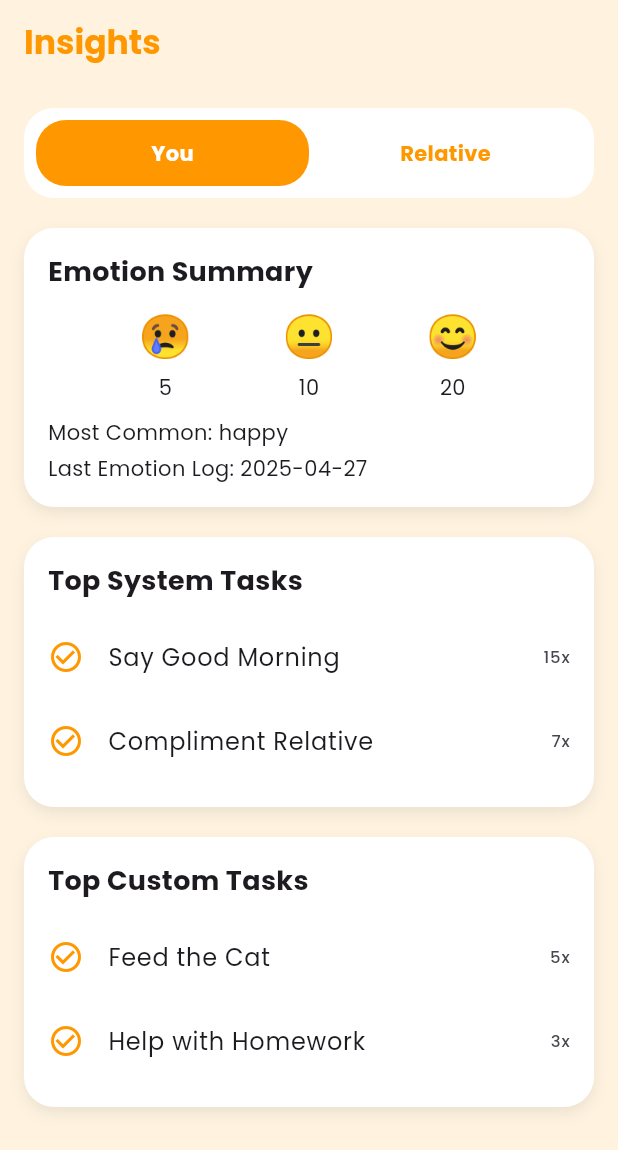
After one commit to AndrewSebastianH/thesis-frontend, a Flutter app: the InsightsPage screen opened by its route, on a phone screen of 412 x 824 dp. The commit adds this screen. Shown: the top 1150 px of the screen. Run offline on Flutter 3.47's test engine with Material 3 defaults, Android fonts, the phone set to English and light mode, and no system bars; our stand-ins replace dio, flutter_dotenv, flutter_otp_text_field, go_router, google_fonts, shared_preferences and 2 more; accounts and stored records are empty.

Commit message:
feat: insights page

```diff
--- a/thesis_frontend/lib/main.dart
+++ b/thesis_frontend/lib/main.dart
@@ -3,6 +3,7 @@ import 'package:go_router/go_router.dart';
 import 'package:google_fonts/google_fonts.dart';
 import 'package:provider/provider.dart';
 import 'package:flutter_dotenv/flutter_dotenv.dart';
+import 'package:thesis_frontend/screens/main/insights_page.dart';
 import 'package:thesis_frontend/screens/main/mail_page.dart';
 // Providers
 import './providers/auth_provider.dart';
@@ -112,6 +113,15 @@ class MyApp extends StatelessWidget {
           path: '/compose-mail',
           builder: (context, state) => const ComposeMailPage(),
         ),
+        GoRoute(
+          path: '/profile/insights',
+          builder: (context, state) {
+            final showSelf =
+                state.extra as bool? ??
+                true; // 👈 default true if nothing passed
+            return InsightsPage(showSelf: showSelf);
+          },
+        ),
 
         ShellRoute(
           builder: (context, state, child) {
--- /dev/null
+++ b/thesis_frontend/lib/models/insights_mdl.dart
@@ -0,0 +1,72 @@
+// models/insight_mdl.dart
+class InsightModel {
+  final List<TaskInsight> customTasks;
+  final List<TaskInsight> systemTasks;
+  final EmotionSummary emotions;
+
+  InsightModel({
+    required this.customTasks,
+    required this.systemTasks,
+    required this.emotions,
+  });
+
+  factory InsightModel.fromJson(Map<String, dynamic> json) {
+    return InsightModel(
+      customTasks:
+          (json['tasks']['custom'] as List)
+              .map((e) => TaskInsight.fromJson(e))
+              .toList(),
+      systemTasks:
+          (json['tasks']['system'] as List)
+              .map((e) => TaskInsight.fromJson(e))
+              .toList(),
+      emotions: EmotionSummary.fromJson(json['emotions']),
+    );
+  }
+}
+
+class TaskInsight {
+  final String taskId;
+  final String title;
+  final int completedTimes;
+
+  TaskInsight({
+    required this.taskId,
+    required this.title,
+    required this.completedTimes,
+  });
+
+  factory TaskInsight.fromJson(Map<String, dynamic> json) {
+    return TaskInsight(
+      taskId: json['taskId'],
+      title: json['title'],
+      completedTimes: json['completedTimes'],
+    );
+  }
+}
+
+class EmotionSummary {
+  final int happy;
+  final int neutral;
+  final int sad;
+  final String mostCommonEmotion;
+  final String? lastEmotionDate;
+
+  EmotionSummary({
+    required this.happy,
+    required this.neutral,
+    required this.sad,
+    required this.mostCommonEmotion,
+    this.lastEmotionDate,
+  });
+
+  factory EmotionSummary.fromJson(Map<String, dynamic> json) {
+    return EmotionSummary(
+      happy: json['happy'] ?? 0,
+      neutral: json['neutral'] ?? 0,
+      sad: json['sad'] ?? 0,
+      mostCommonEmotion: json['mostCommonEmotion'] ?? 'neutral',
+      lastEmotionDate: json['lastEmotionDate'],
+    );
+  }
+}
--- a/thesis_frontend/lib/screens/main/calendar_page.dart
+++ b/thesis_frontend/lib/screens/main/calendar_page.dart
@@ -194,7 +194,7 @@ class _EmotionCalendarPageState extends State<EmotionCalendarPage> {
   Widget build(BuildContext context) {
     final userProvider = Provider.of<UserProvider>(context);
     final currentUser = userProvider.user;
-    final relatedUser = userProvider.relatedUser;
+    // final relatedUser = userProvider.relatedUser;
 
     return Scaffold(
       backgroundColor: Colors.orange[50],
--- a/thesis_frontend/lib/screens/main/create_task_page.dart
+++ b/thesis_frontend/lib/screens/main/create_task_page.dart
@@ -59,7 +59,10 @@ class _CreateTaskPageState extends State<CreateTaskPage> {
                       lastDate: DateTime(2030),
                     );
                     if (picked != null) {
-                      setState(() => _dueDate = picked);
+                      setState(() {
+                        _dueDate = picked;
+                        _isRecurring = false;
+                      });
                     }
                   },
                 ),
@@ -68,7 +71,9 @@ class _CreateTaskPageState extends State<CreateTaskPage> {
                   title: const Text("Remove date"),
                   onTap: () {
                     Navigator.pop(context);
-                    setState(() => _dueDate = null);
+                    setState(() {
+                      _dueDate = null;
+                    });
                   },
                 ),
               ],
@@ -173,7 +178,7 @@ class _CreateTaskPageState extends State<CreateTaskPage> {
                 borderRadius: BorderRadius.circular(12),
                 boxShadow: [
                   BoxShadow(
-                    color: Colors.black.withValues(alpha: 0.09),
+                    color: Colors.black.withAlpha(20),
                     blurRadius: 4,
                     offset: const Offset(0, 2),
                   ),
@@ -181,6 +186,9 @@ class _CreateTaskPageState extends State<CreateTaskPage> {
               ),
               padding: const EdgeInsets.symmetric(horizontal: 12, vertical: 8),
               child: Column(
+                children: [
+                  if (!_isRecurring) // 🔥 Only show due date if NOT recurring
+                    Column(
                       children: [
                         ListTile(
                           onTap: _selectDueDate,
@@ -190,29 +198,46 @@ class _CreateTaskPageState extends State<CreateTaskPage> {
                                 ? "No due date"
                                 : "Due: ${DateFormat.yMMMd().format(_dueDate!)}",
                             style: TextStyle(
-                        color: _dueDate == null ? Colors.grey : Colors.black87,
+                              color:
+                                  _dueDate == null
+                                      ? Colors.grey
+                                      : Colors.black87,
                               fontWeight:
                                   _dueDate == null
                                       ? FontWeight.normal
                                       : FontWeight.w500,
                             ),
                           ),
-
                           trailing: const Icon(Icons.calendar_today),
                         ),
                         const Divider(),
+                      ],
+                    ),
+
+                  if (_dueDate ==
+                      null) // 🔥 Only show recurring toggle if NO due date set
+                    Column(
+                      children: [
                         SwitchListTile(
                           contentPadding: EdgeInsets.zero,
                           value: _isRecurring,
-                    onChanged: (val) => setState(() => _isRecurring = val),
+                          onChanged: (val) {
+                            setState(() {
+                              _isRecurring = val;
+                              if (_isRecurring)
+                                _dueDate = null; // Just extra safety
+                            });
+                          },
                           activeColor: Colors.orange,
                           title: Text(
                             "Repeat this task?",
                             style: TextStyle(
-                        color: _isRecurring ? Colors.black87 : Colors.grey,
+                              color:
+                                  _isRecurring ? Colors.black87 : Colors.grey,
                             ),
                           ),
                         ),
+
                         if (_isRecurring) ...[
                           const SizedBox(height: 8),
                           Row(
@@ -251,6 +276,8 @@ class _CreateTaskPageState extends State<CreateTaskPage> {
                         ],
                       ],
                     ),
+                ],
+              ),
             ),
 
             const SizedBox(height: 30),
--- /dev/null
+++ b/thesis_frontend/lib/screens/main/insights_page.dart
@@ -0,0 +1,330 @@
+import 'package:flutter/material.dart';
+import 'package:skeletonizer/skeletonizer.dart';
+import 'package:thesis_frontend/services/insights_api_service.dart';
+import 'package:thesis_frontend/models/insights_mdl.dart';
+
+class InsightsPage extends StatefulWidget {
+  final bool showSelf;
+  const InsightsPage({super.key, this.showSelf = true});
+
+  @override
+  State<InsightsPage> createState() => _InsightsPageState();
+}
+
+class _InsightsPageState extends State<InsightsPage> {
+  late bool showSelf;
+  InsightModel? insightData;
+  bool isLoading = true;
+
+  @override
+  void initState() {
+    super.initState();
+    showSelf = widget.showSelf;
+    loadInsight();
+  }
+
+  Future<void> loadInsight() async {
+    setState(() => isLoading = true);
+    final fetchedInsight = await InsightApiService.fetchInsight(
+      showSelf ? 'self' : 'related',
+    );
+    setState(() {
+      insightData = fetchedInsight;
+      isLoading = false;
+    });
+  }
+
+  @override
+  Widget build(BuildContext context) {
+    return Scaffold(
+      backgroundColor: Colors.orange[50],
+      appBar: AppBar(
+        title: const Text(
+          "Insights",
+          style: TextStyle(fontWeight: FontWeight.bold),
+        ),
+        backgroundColor: Colors.orange[50],
+        foregroundColor: Colors.orange,
+        elevation: 0,
+      ),
+      body: Padding(
+        padding: const EdgeInsets.all(16.0),
+        child: Column(
+          children: [
+            _buildToggle(),
+            const SizedBox(height: 20),
+            Expanded(
+              child: AnimatedSwitcher(
+                duration: const Duration(milliseconds: 300),
+                child:
+                    isLoading
+                        ? _buildSkeletonLoader()
+                        : insightData == null
+                        ? const Center(child: Text("No insights found."))
+                        : ListView(
+                          key: ValueKey(showSelf),
+                          children: [
+                            _buildCard(child: _buildEmotionSummary()),
+                            const SizedBox(height: 20),
+                            _buildCard(
+                              child: _buildTaskSection(
+                                "Top System Tasks",
+                                insightData!.systemTasks,
+                              ),
+                            ),
+                            const SizedBox(height: 20),
+                            _buildCard(
+                              child: _buildTaskSection(
+                                "Top Custom Tasks",
+                                insightData!.customTasks,
+                              ),
+                            ),
+                          ],
+                        ),
+              ),
+            ),
+          ],
+        ),
+      ),
+    );
+  }
+
+  Widget _buildToggle() {
+    return Container(
+      padding: const EdgeInsets.all(8),
+      decoration: BoxDecoration(
+        color: Colors.white,
+        borderRadius: BorderRadius.circular(20),
+      ),
+      child: Row(
+        children: [
+          Expanded(
+            child: GestureDetector(
+              onTap: () {
+                if (!showSelf) {
+                  setState(() {
+                    showSelf = true;
+                  });
+                  loadInsight();
+                }
+              },
+              child: Container(
+                padding: const EdgeInsets.symmetric(vertical: 12),
+                decoration: BoxDecoration(
+                  color: showSelf ? Colors.orange : Colors.transparent,
+                  borderRadius: BorderRadius.circular(20),
+                ),
+                alignment: Alignment.center,
+                child: Text(
+                  "You",
+                  style: TextStyle(
+                    color: showSelf ? Colors.white : Colors.orange,
+                    fontWeight: FontWeight.bold,
+                  ),
+                ),
+              ),
+            ),
+          ),
+          Expanded(
+            child: GestureDetector(
+              onTap: () {
+                if (showSelf) {
+                  setState(() {
+                    showSelf = false;
+                  });
+                  loadInsight();
+                }
+              },
+              child: Container(
+                padding: const EdgeInsets.symmetric(vertical: 12),
+                decoration: BoxDecoration(
+                  color: !showSelf ? Colors.orange : Colors.transparent,
+                  borderRadius: BorderRadius.circular(20),
+                ),
+                alignment: Alignment.center,
+                child: Text(
+                  "Relative",
+                  style: TextStyle(
+                    color: !showSelf ? Colors.white : Colors.orange,
+                    fontWeight: FontWeight.bold,
+                  ),
+                ),
+              ),
+            ),
+          ),
+        ],
+      ),
+    );
+  }
+
+  Widget _buildCard({required Widget child}) {
+    return Container(
+      padding: const EdgeInsets.all(16),
+      decoration: BoxDecoration(
+        color: Colors.white,
+        borderRadius: BorderRadius.circular(20),
+        boxShadow: [
+          BoxShadow(
+            color: Colors.black.withAlpha(20),
+            blurRadius: 8,
+            offset: const Offset(0, 4),
+          ),
+        ],
+      ),
+      child: child,
+    );
+  }
+
+  Widget _buildTaskSection(String title, List<TaskInsight> tasks) {
+    if (tasks.isEmpty) {
+      return const Text("No data yet.");
+    }
+
+    return Column(
+      crossAxisAlignment: CrossAxisAlignment.start,
+      children: [
+        Text(
+          title,
+          style: const TextStyle(fontWeight: FontWeight.bold, fontSize: 18),
+        ),
+        const SizedBox(height: 10),
+        ...tasks.map(
+          (task) => ListTile(
+            contentPadding: EdgeInsets.zero,
+            leading: const Icon(
+              Icons.check_circle_outline,
+              color: Colors.orange,
+            ),
+            title: Text(task.title),
+            trailing: Text("${task.completedTimes}x"),
+          ),
+        ),
+      ],
+    );
+  }
+
+  Widget _buildEmotionSummary() {
+    final emotions = insightData!.emotions;
+
+    return Column(
+      crossAxisAlignment: CrossAxisAlignment.start,
+      children: [
+        const Text(
+          "Emotion Summary",
+          style: TextStyle(fontWeight: FontWeight.bold, fontSize: 18),
+        ),
+        const SizedBox(height: 10),
+        Row(
+          mainAxisAlignment: MainAxisAlignment.spaceEvenly,
+          children: [
+            _buildEmotionCount("😢", emotions.sad),
+            _buildEmotionCount("😐", emotions.neutral),
+            _buildEmotionCount("😊", emotions.happy),
+          ],
+        ),
+        const SizedBox(height: 10),
+        Text("Most Common: ${emotions.mostCommonEmotion}"),
+        const SizedBox(height: 4),
+        Text("Last Emotion Log: ${emotions.lastEmotionDate ?? "N/A"}"),
+      ],
+    );
+  }
+
+  Widget _buildEmotionCount(String emoji, int count) {
+    return Column(
+      children: [
+        Text(emoji, style: const TextStyle(fontSize: 28)),
+        const SizedBox(height: 4),
+        Text("$count"),
+      ],
+    );
+  }
+
+  Widget _buildSkeletonLoader() {
+    return Skeletonizer(
+      child: ListView(
+        children: [
+          Container(
+            padding: const EdgeInsets.only(
+              left: 12,
+              right: 12,
+              top: 48,
+              bottom: 48,
+            ),
+            margin: const EdgeInsets.only(bottom: 20),
+            decoration: BoxDecoration(
+              color: Colors.white,
+              borderRadius: BorderRadius.circular(20),
+            ),
+            child: ListTile(
+              leading: Icon(
+                Icons.check_circle_outline,
+                color: Colors.grey[300],
+              ),
+              title: Container(height: 32, width: 100, color: Colors.grey[300]),
+              trailing: Container(
+                height: 16,
+                width: 20,
+                color: Colors.grey[300],
+              ),
+            ),
+          ),
+          Container(
+            padding: const EdgeInsets.all(16),
+            margin: const EdgeInsets.only(bottom: 10),
+            decoration: BoxDecoration(
+              color: Colors.grey[50],
+              borderRadius: BorderRadius.circular(20),
+              boxShadow: [
+                BoxShadow(
+                  color: Colors.black.withAlpha(20),
+                  blurRadius: 8,
+                  offset: const Offset(0, 4),
+                ),
+              ],
+            ),
+            child: ListTile(
+              leading: Icon(
+                Icons.check_circle_outline,
+                color: Colors.grey[300],
+              ),
+              title: Container(height: 16, width: 100, color: Colors.grey[300]),
+              trailing: Container(
+                height: 16,
+                width: 20,
+                color: Colors.grey[300],
+              ),
+            ),
+          ),
+          Container(
+            padding: const EdgeInsets.all(16),
+            margin: const EdgeInsets.only(bottom: 10),
+            decoration: BoxDecoration(
+              color: Colors.grey[50],
+              borderRadius: BorderRadius.circular(20),
+              boxShadow: [
+                BoxShadow(
+                  color: Colors.black.withAlpha(20),
+                  blurRadius: 8,
+                  offset: const Offset(0, 4),
+                ),
+              ],
+            ),
+            child: ListTile(
+              leading: Icon(
+                Icons.check_circle_outline,
+                color: Colors.grey[300],
+              ),
+              title: Container(height: 16, width: 120, color: Colors.grey[300]),
+              trailing: Container(
+                height: 16,
+                width: 20,
+                color: Colors.grey[300],
+              ),
+            ),
+          ),
+        ],
+      ),
+    );
+  }
+}
--- a/thesis_frontend/lib/screens/main/profile_page.dart
+++ b/thesis_frontend/lib/screens/main/profile_page.dart
@@ -1,4 +1,5 @@
 import 'package:flutter/material.dart';
+import 'package:go_router/go_router.dart';
 import 'package:provider/provider.dart';
 import '../../providers/user_provider.dart';
 
@@ -18,6 +19,7 @@ class ProfilePage extends StatelessWidget {
       String name,
       String email,
       int exp,
+      bool isSelf,
     ) {
       return Container(
         margin: const EdgeInsets.symmetric(vertical: 12),
@@ -45,7 +47,8 @@ class ProfilePage extends StatelessWidget {
                 ),
               ),
             ),
-            const SizedBox(height: 12),
+            Divider(color: Colors.brown.withAlpha(50), thickness: 1),
+            const SizedBox(height: 6),
             Row(
               children: [
                 CircleAvatar(radius: 40, backgroundImage: AssetImage(asset)),
@@ -99,7 +102,7 @@ class ProfilePage extends StatelessWidget {
               ),
               child: TextButton(
                 onPressed: () {
-                  // TODO: View insight action
+                  context.push('/profile/insights', extra: isSelf);
                 },
                 child: const Text(
                   'View Insight',
@@ -158,6 +161,7 @@ class ProfilePage extends StatelessWidget {
                       user.username,
                       user.email,
                       user.expPoints,
+                      true,
                     ),
                     if (relatedUser != null)
                       buildProfileCard(
@@ -166,6 +170,7 @@ class ProfilePage extends StatelessWidget {
                         relatedUser.username,
                         relatedUser.email,
                         relatedUser.expPoints,
+                        false,
                       ),
                   ],
                 ),
--- /dev/null
+++ b/thesis_frontend/lib/services/insights_api_service.dart
@@ -0,0 +1,59 @@
+// services/insight_api_service.dart
+import 'dart:async';
+import 'dart:convert';
+import 'package:thesis_frontend/models/insights_mdl.dart';
+// import 'package:dio/dio.dart';
+
+class InsightApiService {
+  static Future<InsightModel> fetchInsight(String type) async {
+    try {
+      // In real use:
+      // final response = await http.get(Uri.parse('https://yourapi.com/api/insight?type=$type'));
+
+      // Mock data for now:
+      final mockJson = {
+        "tasks": {
+          "custom": [
+            {"taskId": "c1", "title": "Feed the Cat", "completedTimes": 5},
+            {
+              "taskId": "c2",
+              "title": "Help with Homework",
+              "completedTimes": 3,
+            },
+          ],
+          "system": [
+            {"taskId": "s1", "title": "Say Good Morning", "completedTimes": 15},
+            {
+              "taskId": "s2",
+              "title": "Compliment Relative",
+              "completedTimes": 7,
+            },
+          ],
+        },
+        "emotions": {
+          "sad": 5,
+          "neutral": 10,
+          "happy": 20,
+          "mostCommonEmotion": "happy",
+          "lastEmotionDate": "2025-04-27",
+        },
+      };
+
+      // Simulate network delay
+      await Future.delayed(const Duration(seconds: 1));
+
+      // If real API uncomment this:
+      // if (response.statusCode == 200) {
+      //   final data = jsonDecode(response.body);
+      //   return InsightModel.fromJson(data);
+      // } else {
+      //   throw Exception('Failed to load insights');
+      // }
+
+      // Using mock data
+      return InsightModel.fromJson(mockJson);
+    } catch (e) {
+      throw Exception('Error fetching insights: $e');
+    }
+  }
+}
```
Lines whose indentation alone changed are shown as unchanged.
